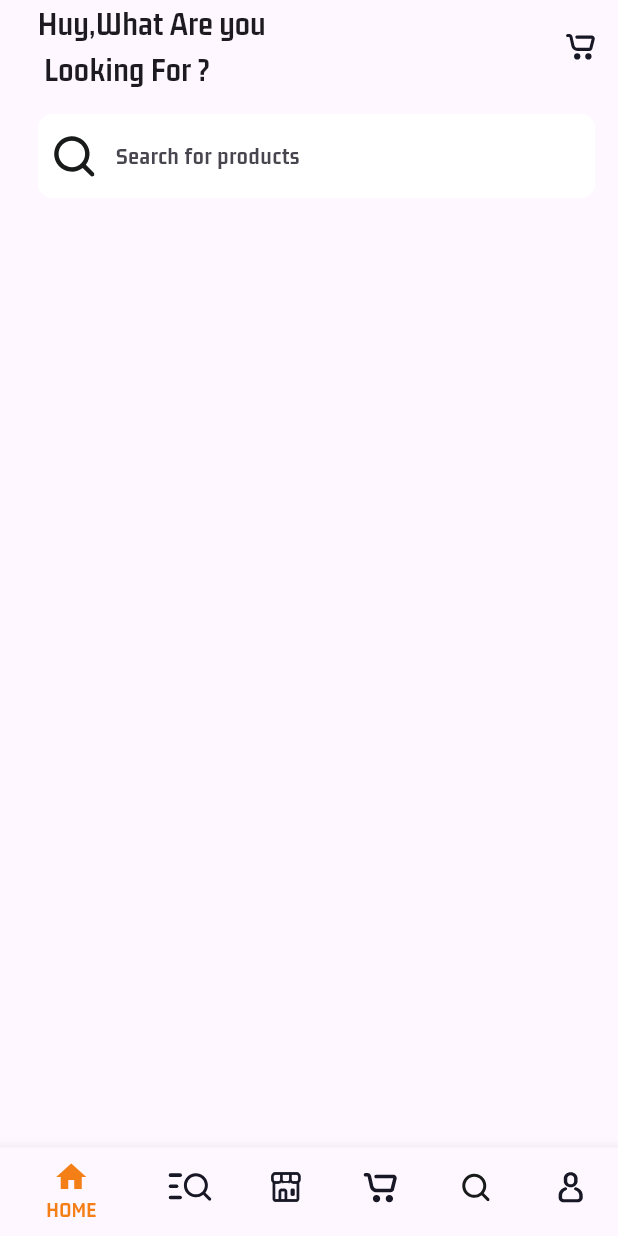
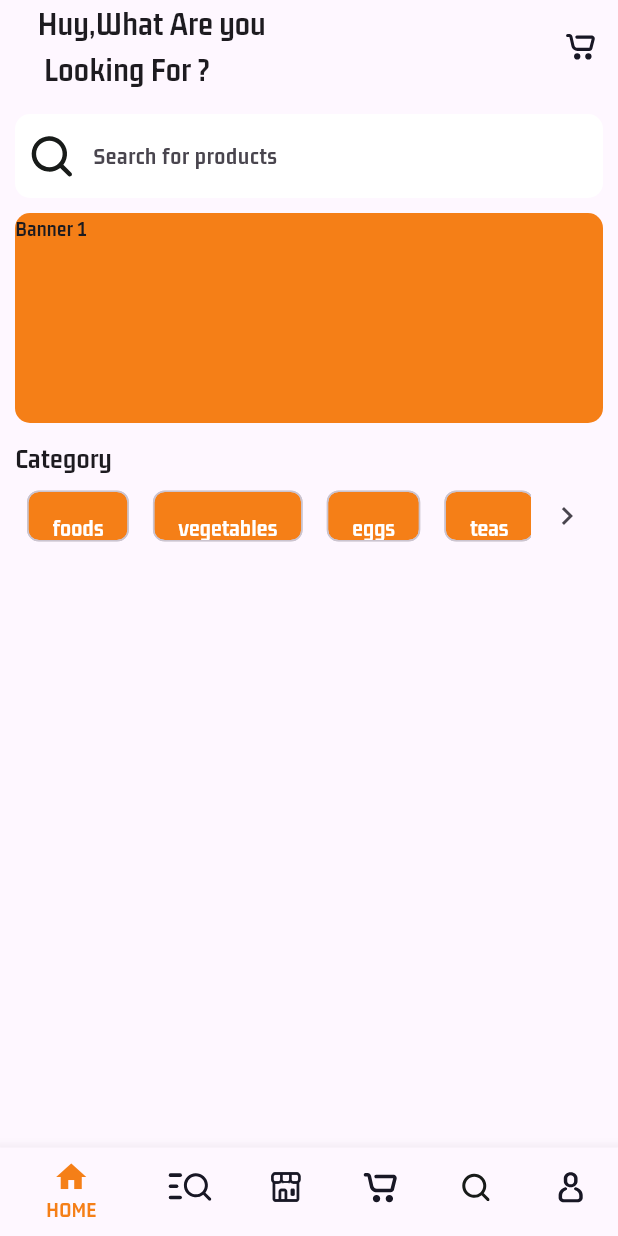
Before and after one commit to QuocHuy78035/ecommerce_app, a Flutter app: the screen it shows after launch, on a phone screen of 412 x 824 dp. Run offline on Flutter 3.47's test engine with Material 3 defaults, Android fonts, the phone set to English and light mode, and no system bars; our stand-ins replace firebase_core, flutter_svg; accounts and stored records are empty.

Commit message:
add base widget home screen

```diff
--- a/lib/views/nav_screens/home_screen.dart
+++ b/lib/views/nav_screens/home_screen.dart
@@ -1,29 +1,26 @@
+import 'package:ecomerce_app/views/nav_screens/widgets/banner_widget.dart';
+import 'package:ecomerce_app/views/nav_screens/widgets/category_text.dart';
 import 'package:ecomerce_app/views/nav_screens/widgets/search_input_widget.dart';
 import 'package:ecomerce_app/views/nav_screens/widgets/welcome_text.dart';
 import 'package:flutter/cupertino.dart';
 import 'package:flutter/material.dart';
-import 'package:flutter_svg/flutter_svg.dart';
+
 
 class HomeScreen extends StatelessWidget {
   const HomeScreen({super.key});
 
   @override
   Widget build(BuildContext context) {
-    return Padding(
-      padding: EdgeInsets.only(
-        top: MediaQuery.of(context).padding.top,
-        left: 25,
-        right: 15,
-      ),
-      child: const Column(
+    return const Column(
       children: [
         WelcomeText(),
         SizedBox(
           height: 14,
         ),
-          SearchInputWidget()
+        SearchInputWidget(),
+        BannerWidget(),
+        CategoryText()
       ],
-      ),
     );
   }
 }
--- /dev/null
+++ b/lib/views/nav_screens/widgets/banner_widget.dart
@@ -0,0 +1,25 @@
+import 'package:flutter/material.dart';
+
+class BannerWidget extends StatelessWidget {
+  const BannerWidget({super.key});
+
+  @override
+  Widget build(BuildContext context) {
+    return Container(
+      margin: const EdgeInsets.all(10),
+      height: 140,
+      width: MediaQuery.of(context).size.width,
+      decoration: BoxDecoration(
+        color: Colors.yellow.shade900,
+        borderRadius: BorderRadius.circular(10)
+      ),
+      child: PageView(
+        children: [
+          Text("Banner 1"),
+          Text("Banner 2"),
+          Text("Banner 3"),
+        ],
+      ),
+    );
+  }
+}
--- /dev/null
+++ b/lib/views/nav_screens/widgets/category_text.dart
@@ -0,0 +1,59 @@
+import 'package:flutter/material.dart';
+
+class CategoryText extends StatelessWidget {
+  const CategoryText({super.key});
+
+  @override
+  Widget build(BuildContext context) {
+    final List<String> _categoryLabel = ['foods', 'vegetables', 'eggs', 'teas'];
+    return Padding(
+      padding: const EdgeInsets.symmetric(horizontal: 10),
+      child: Column(
+        crossAxisAlignment: CrossAxisAlignment.start,
+        children: [
+          const Text(
+            "Category",
+            style: TextStyle(fontSize: 19),
+          ),
+          SizedBox(
+            height: 50,
+            child: Row(
+              children: [
+                Expanded(
+                  child: ListView.builder(
+                    scrollDirection: Axis.horizontal,
+                    itemCount: _categoryLabel.length,
+                    itemBuilder: (context, index) {
+                      return Padding(
+                        padding: const EdgeInsets.all(8),
+                        child: ActionChip(
+                          backgroundColor: Colors.yellow.shade900,
+                          onPressed: (){},
+                          label: Center(
+                            child: Text(
+                              _categoryLabel[index],
+                              style: const TextStyle(
+                                color: Colors.white,
+                                fontSize: 16,
+                              ),
+                            ),
+                          ),
+                        ),
+                      );
+                    },
+                  ),
+                ),
+                IconButton(
+                  onPressed: () {},
+                  icon: const Icon(
+                    Icons.navigate_next,
+                  ),
+                )
+              ],
+            ),
+          )
+        ],
+      ),
+    );
+  }
+}
--- a/lib/views/nav_screens/widgets/search_input_widget.dart
+++ b/lib/views/nav_screens/widgets/search_input_widget.dart
@@ -1,6 +1,5 @@
 import 'package:flutter/material.dart';
 import 'package:flutter_svg/svg.dart';
-
 
 class SearchInputWidget extends StatelessWidget {
   const SearchInputWidget({
@@ -9,7 +8,9 @@ class SearchInputWidget extends StatelessWidget {
 
   @override
   Widget build(BuildContext context) {
-    return ClipRRect(
+    return Padding(
+      padding: const EdgeInsets.symmetric(horizontal: 10),
+      child: ClipRRect(
         borderRadius: BorderRadius.circular(10),
         child: TextField(
           decoration: InputDecoration(
@@ -26,6 +27,7 @@ class SearchInputWidget extends StatelessWidget {
             ),
           ),
         ),
+      ),
     );
   }
 }
--- a/lib/views/nav_screens/widgets/welcome_text.dart
+++ b/lib/views/nav_screens/widgets/welcome_text.dart
@@ -8,7 +8,13 @@ class WelcomeText extends StatelessWidget {
 
   @override
   Widget build(BuildContext context) {
-    return Row(
+    return Padding(
+      padding: EdgeInsets.only(
+        top: MediaQuery.of(context).padding.top,
+        left: 25,
+        right: 15,
+      ),
+      child: Row(
         mainAxisAlignment: MainAxisAlignment.spaceBetween,
         children: [
           const Text(
@@ -23,6 +29,7 @@ class WelcomeText extends StatelessWidget {
             width: 20,
           )
         ],
+      ),
     );
   }
 }
```
Lines whose indentation alone changed are shown as unchanged.
